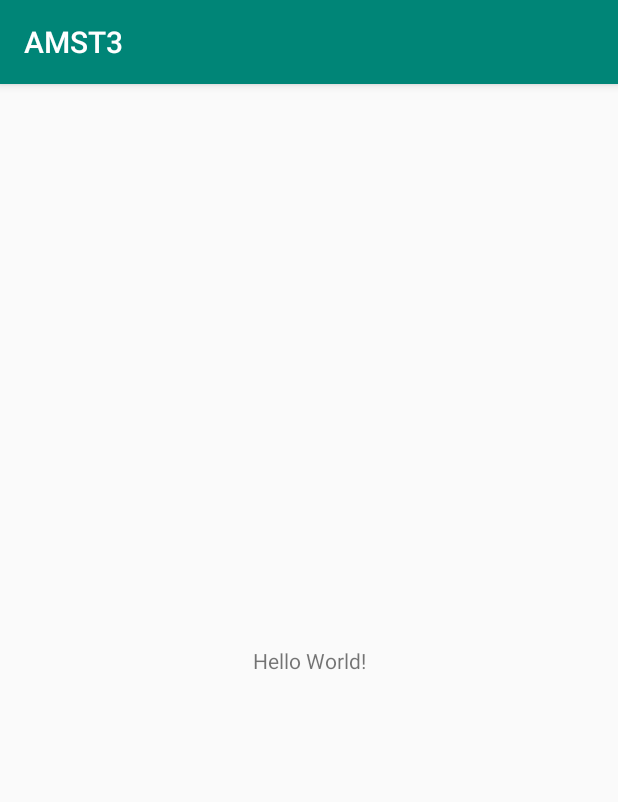
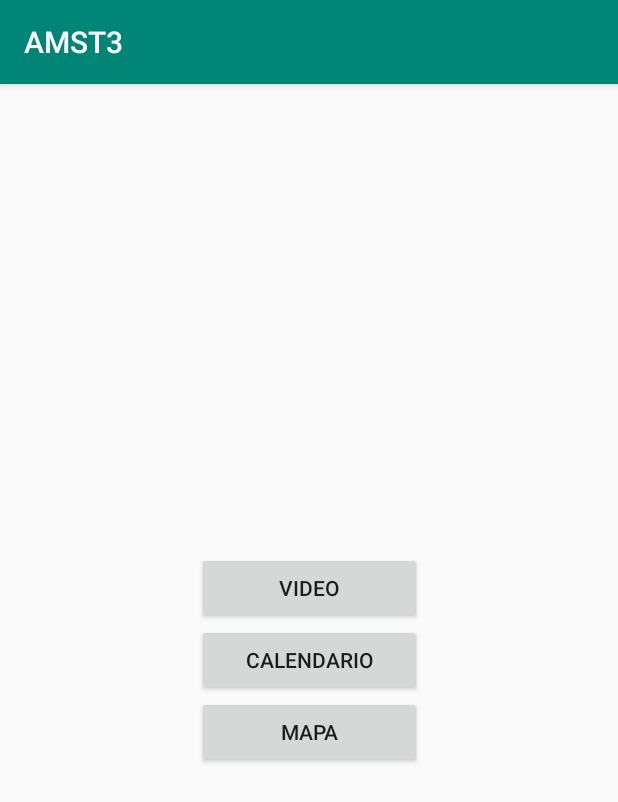
Before and after one commit to miguelabs02/PST_TA5_G3, an Android app: the screen it shows after launch (MainActivity), on a phone screen of 412 x 824 dp. Shown: the top 802 px of the screen. Run offline under Robolectric (Android 15) with nearby library versions, the phone set to English and light mode, and no system bars.

Commit message:
Creación del menú de opciones y de los activity que serán llamados por cada botón/opción del menú

```diff
--- a/app/src/main/AndroidManifest.xml
+++ b/app/src/main/AndroidManifest.xml
@@ -9,6 +9,9 @@
         android:roundIcon="@mipmap/ic_launcher_round"
         android:supportsRtl="true"
         android:theme="@style/AppTheme">
+        <activity android:name=".calendarActivity"></activity>
+        <activity android:name=".mapActivity" />
+        <activity android:name=".videoActivity" />
         <activity android:name=".MainActivity">
             <intent-filter>
                 <action android:name="android.intent.action.MAIN" />
--- a/app/src/main/java/com/example/amst3/MainActivity.java
+++ b/app/src/main/java/com/example/amst3/MainActivity.java
@@ -1,13 +1,37 @@
 package com.example.amst3;
 
+import android.content.Intent;
 import android.support.v7.app.AppCompatActivity;
 import android.os.Bundle;
+import android.view.View;
+import android.widget.Button;
 
 public class MainActivity extends AppCompatActivity {
-
+    Button videoBtn,calendarBtn,mapBtn;
     @Override
     protected void onCreate(Bundle savedInstanceState) {
         super.onCreate(savedInstanceState);
         setContentView(R.layout.activity_main);
+        videoBtn = (Button)findViewById(R.id.videoBtn);
+        calendarBtn = (Button)findViewById(R.id.calendarBtn);
+        mapBtn = (Button)findViewById(R.id.mapBtn);
+    }
+
+    public void passPage(View v){
+        Intent i;
+        switch(v.getId()){
+            case R.id.videoBtn:
+                i = new Intent(this, videoActivity.class );
+                startActivity(i);
+                break;
+            case R.id.calendarBtn:
+                i = new Intent(this, calendarActivity.class );
+                startActivity(i);
+                break;
+            case R.id.mapBtn:
+                i = new Intent(this, mapActivity.class );
+                startActivity(i);
+                break;
+        }
     }
 }
--- a/app/src/main/res/layout/activity_main.xml
+++ b/app/src/main/res/layout/activity_main.xml
@@ -6,13 +6,34 @@
     android:layout_height="match_parent"
     tools:context=".MainActivity">
 
-    <TextView
+    <LinearLayout
         android:layout_width="wrap_content"
         android:layout_height="wrap_content"
-        android:text="Hello World!"
+        android:orientation="vertical"
         app:layout_constraintBottom_toBottomOf="parent"
         app:layout_constraintLeft_toLeftOf="parent"
         app:layout_constraintRight_toRightOf="parent"
-        app:layout_constraintTop_toTopOf="parent" />
+        app:layout_constraintTop_toTopOf="parent">
+
+        <Button
+            android:id="@+id/videoBtn"
+            android:layout_width="150dp"
+            android:layout_height="wrap_content"
+            android:onClick="passPage"
+            android:text="Video"/>
+        <Button
+            android:id="@+id/calendarBtn"
+            android:layout_width="150dp"
+            android:layout_height="wrap_content"
+            android:onClick="passPage"
+            android:text="Calendario"/>
+
+        <Button
+            android:id="@+id/mapBtn"
+            android:layout_width="150dp"
+            android:layout_height="wrap_content"
+            android:onClick="passPage"
+            android:text="Mapa" />
+    </LinearLayout>
 
 </android.support.constraint.ConstraintLayout>
```
Also changed, not shown: app/src/main/java/com/example/amst3/calendarActivity.java (added, +14 -0 lines), app/src/main/java/com/example/amst3/mapActivity.java (added, +14 -0 lines), app/src/main/java/com/example/amst3/videoActivity.java (added, +14 -0 lines), app/src/main/res/layout/activity_calendar.xml (added, +17 -0 lines), app/src/main/res/layout/activity_map.xml (added, +17 -0 lines), app/src/main/res/layout/activity_video.xml (added, +18 -0 lines).
